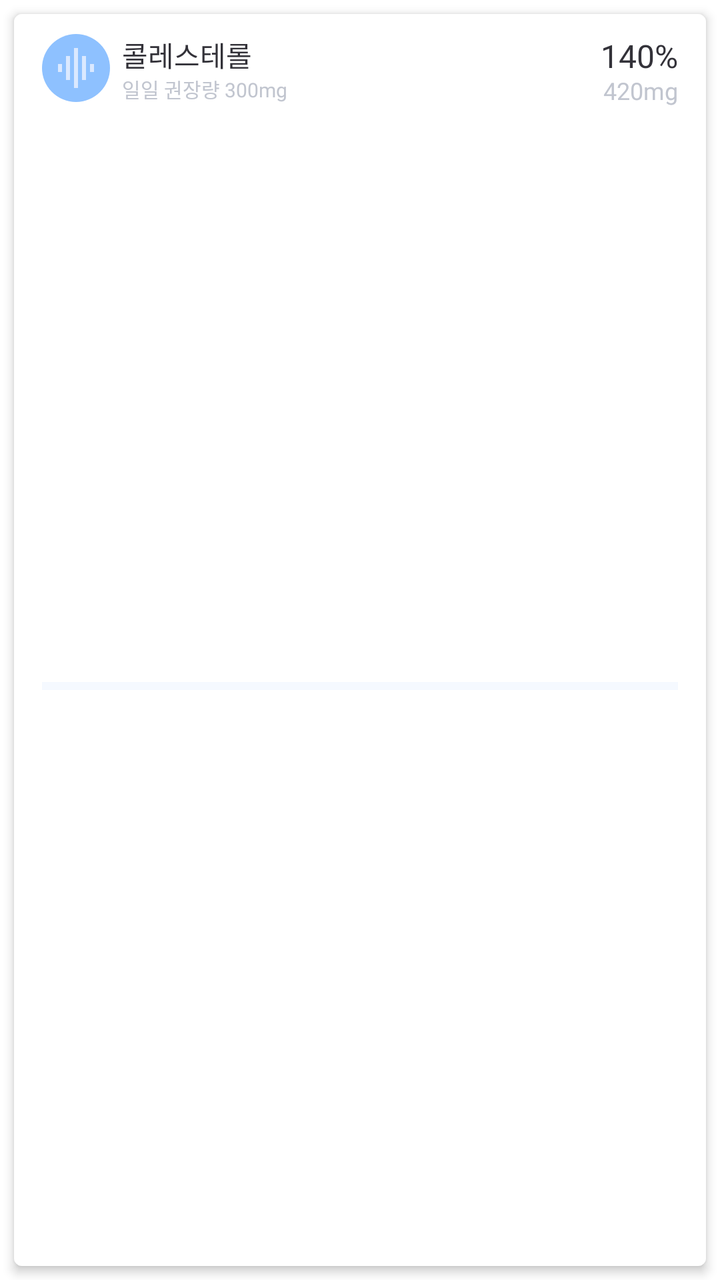
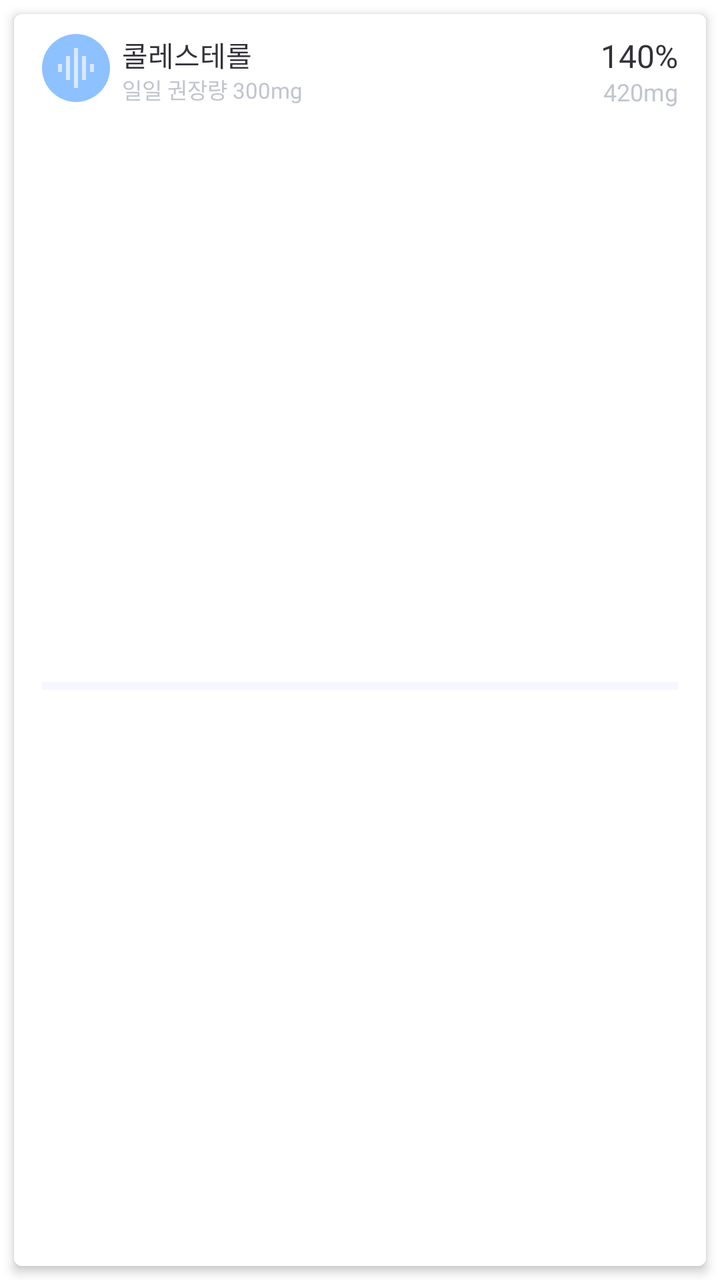

Screens rendered from an Android XML layout before and after an edit, with the pre-edit source and the edit as a unified diff.
<!-- AndroidManifest.xml: application theme Theme.BeYourEyes -->
<!-- res/layout/custom_intake_bar.xml -->
<?xml version="1.0" encoding="utf-8"?>
<androidx.constraintlayout.widget.ConstraintLayout xmlns:android="http://schemas.android.com/apk/res/android"
    xmlns:app="http://schemas.android.com/apk/res-auto"
    xmlns:tools="http://schemas.android.com/tools"
    android:id="@+id/intakeBarBg"
    android:layout_width="match_parent"
    android:layout_height="wrap_content"
>


    <androidx.constraintlayout.widget.ConstraintLayout
        android:layout_width="match_parent"
        android:layout_height="match_parent"
        android:layout_margin="7dp"
        android:background="@drawable/bg_white_rds_4"
        android:elevation="3dp"
        android:paddingHorizontal="14dp"
        android:paddingVertical="10dp"
        app:layout_constraintBottom_toBottomOf="parent"
        app:layout_constraintEnd_toEndOf="parent"
        app:layout_constraintStart_toStartOf="parent"
        app:layout_constraintTop_toTopOf="parent">


        <ImageView
            android:id="@+id/symbol"
            android:layout_width="34dp"
            android:layout_height="34dp"
            android:contentDescription=""
            android:src="@drawable/ic_intake_normal_34"
            app:layout_constraintStart_toStartOf="parent"
            app:layout_constraintTop_toTopOf="parent"
            app:srcCompat="@drawable/ic_intake_normal_34" />

        <TextView
            android:id="@+id/nutriLabel"
            android:layout_width="wrap_content"
            android:layout_height="wrap_content"
            android:layout_marginStart="6dp"
            android:fontFamily="@font/wanted_sans_semi_bold"
            android:text="콜레스테롤"
            android:textColor="@color/gray_950"
            android:textSize="14sp"
            app:layout_constraintStart_toEndOf="@+id/symbol"
            app:layout_constraintTop_toTopOf="parent" />

        <TextView
            android:id="@+id/percentValue"
            android:layout_width="wrap_content"
            android:layout_height="wrap_content"
            android:fontFamily="@font/wanted_sans_bold"
            android:text="140%"
            android:textColor="@color/gray_950"
            android:textSize="16sp"
            app:layout_constraintEnd_toEndOf="parent"
            app:layout_constraintHorizontal_bias="1.0"
            app:layout_constraintStart_toEndOf="@+id/nutriLabel"
            app:layout_constraintTop_toTopOf="parent" />

        <TextView
            android:id="@+id/massValue"
            android:layout_width="wrap_content"
            android:layout_height="wrap_content"
            android:fontFamily="@font/wanted_sans_bold"
            android:text="420mg"
            android:textColor="@color/gray_300"
            android:textSize="12sp"
            app:layout_constraintBottom_toBottomOf="@+id/dailyValue"
            app:layout_constraintEnd_toEndOf="parent"
            app:layout_constraintHorizontal_bias="1.0"
            app:layout_constraintStart_toEndOf="@+id/dailyValue"
            app:layout_constraintTop_toBottomOf="@+id/percentValue" />

        <TextView
            android:id="@+id/dailyValue"
            android:layout_width="wrap_content"
            android:layout_height="wrap_content"
            android:fontFamily="@font/wanted_sans_semi_bold"
            android:text="일일 권장량 300mg"
            android:textColor="@color/gray_300"
            android:textSize="10sp"
            app:layout_constraintBottom_toBottomOf="@+id/symbol"
            app:layout_constraintStart_toStartOf="@+id/nutriLabel"
            app:layout_constraintTop_toBottomOf="@id/nutriLabel" />

        <ProgressBar
            android:id="@+id/progressBar"
            style="?android:attr/progressBarStyleHorizontal"
            android:layout_width="0dp"
            android:layout_height="4dp"
            android:layout_marginTop="12dp"
            android:progressBackgroundTint="@color/blue_100"
            android:progressTint="@color/blue_700"
            app:layout_constraintBottom_toBottomOf="parent"
            app:layout_constraintEnd_toEndOf="parent"
            app:layout_constraintStart_toStartOf="parent"
            app:layout_constraintTop_toBottomOf="@+id/symbol" />

    </androidx.constraintlayout.widget.ConstraintLayout>
</androidx.constraintlayout.widget.ConstraintLayout>
<!-- resources referenced by this layout -->
<resources>
  <color name="blue_100">#D9E9FF</color>
  <color name="blue_700">#1543E0</color>
  <color name="gray_300">#C1C5CF</color>
  <color name="gray_950">#333239</color>
  <!-- drawable bg_white_rds_4 (drawable) -->
  <?xml version="1.0" encoding="utf-8"?>
  <shape
      xmlns:android="http://schemas.android.com/apk/res/android"
      android:shape="rectangle">
      <solid android:color="@color/white" />
      <corners android:radius="4dp" />
  </shape>
  <!-- drawable ic_intake_normal_34 (drawable) -->
  <vector xmlns:android="http://schemas.android.com/apk/res/android"
      android:width="34dp"
      android:height="34dp"
      android:viewportWidth="34"
      android:viewportHeight="34">
    <path
        android:pathData="M17,0L17,0A17,17 0,0 1,34 17L34,17A17,17 0,0 1,17 34L17,34A17,17 0,0 1,0 17L0,17A17,17 0,0 1,17 0z"
        android:fillColor="#8EC1FF"/>
    <group>
      <clip-path
          android:pathData="M5,5h24v24h-24z"/>
      <path
          android:pathData="M12,23H14V11H12V23ZM16,27H18V7H16V27ZM8,19H10V15H8V19ZM20,23H22V11H20V23ZM24,15V19H26V15H24Z"
          android:fillColor="#DAE9FF"/>
    </group>
  </vector>
  <style name="Theme.BeYourEyes" parent="Theme.MaterialComponents.Light.NoActionBar">
          
          <item name="colorPrimary">@color/blue_500</item>
          <item name="colorPrimaryVariant">@color/blue_700</item>
          <item name="colorOnPrimary">@color/white</item>
          
          <item name="colorSecondary">@color/teal_200</item>
          <item name="colorSecondaryVariant">@color/teal_700</item>
          <item name="colorOnSecondary">@color/black</item>
          
          <item name="android:statusBarColor">@color/gray_50</item>
          <item name="android:windowLightStatusBar">true</item>
          <item name="android:navigationBarColor">@color/gray_50</item>
          
          <item name="chipStyle">@style/TextChipStyle</item>
      </style>
  <color name="white">#FFFFFFFF</color>
  <color name="blue_500">#3379FE</color>
  <color name="teal_200">#FF03DAC5</color>
  <color name="teal_700">#FF018786</color>
  <color name="black">#FF000000</color>
  <color name="gray_50">#F6F7F8</color>
  <style name="TextChipStyle" parent="Widget.MaterialComponents.Chip.Choice">
          <item name="chipCornerRadius">10dp</item>
          <item name="chipMinHeight">58dp</item>
          <item name="chipBackgroundColor">@color/chip_bg_color</item>
          <item name="android:textColor">@color/chip_text_color</item>
          <item name="chipStrokeColor">@color/chip_stroke_color</item>
          <item name="chipStrokeWidth">2dp</item>
          <item name="android:textAlignment">center</item>
          <item name="fontFamily">@font/wanted_sans_semi_bold</item>
          <item name="android:textSize">16sp</item>
          <item name="android:paddingTop">14dp</item>
          <item name="android:paddingBottom">14dp</item>
      </style>
</resources>

<!-- the commit's change to res/layout/custom_intake_bar.xml (unified diff, before → after) -->
@@ -12,7 +12,7 @@
         android:layout_width="match_parent"
         android:layout_height="match_parent"
         android:layout_margin="7dp"
-        android:background="@drawable/bg_white_rds_4"
+        android:background="@drawable/shape_background_white_4"
         android:elevation="3dp"
         android:paddingHorizontal="14dp"
         android:paddingVertical="10dp"
@@ -26,7 +26,6 @@
             android:id="@+id/symbol"
             android:layout_width="34dp"
             android:layout_height="34dp"
-            android:contentDescription=""
             android:src="@drawable/ic_intake_normal_34"
             app:layout_constraintStart_toStartOf="parent"
             app:layout_constraintTop_toTopOf="parent"
@@ -38,7 +37,7 @@
             android:layout_height="wrap_content"
             android:layout_marginStart="6dp"
             android:fontFamily="@font/wanted_sans_semi_bold"
-            android:text="콜레스테롤"
+            android:text="@string/nutri_chole"
             android:textColor="@color/gray_950"
             android:textSize="14sp"
             app:layout_constraintStart_toEndOf="@+id/symbol"
@@ -49,7 +48,7 @@
             android:layout_width="wrap_content"
             android:layout_height="wrap_content"
             android:fontFamily="@font/wanted_sans_bold"
-            android:text="140%"
+            android:text="@string/tmp_intake_bar_percent_value"
             android:textColor="@color/gray_950"
             android:textSize="16sp"
             app:layout_constraintEnd_toEndOf="parent"
@@ -62,7 +61,7 @@
             android:layout_width="wrap_content"
             android:layout_height="wrap_content"
             android:fontFamily="@font/wanted_sans_bold"
-            android:text="420mg"
+            android:text="@string/tmp_intake_bar_mg_value"
             android:textColor="@color/gray_300"
             android:textSize="12sp"
             app:layout_constraintBottom_toBottomOf="@+id/dailyValue"
@@ -76,9 +75,9 @@
             android:layout_width="wrap_content"
             android:layout_height="wrap_content"
             android:fontFamily="@font/wanted_sans_semi_bold"
-            android:text="일일 권장량 300mg"
+            android:text="@string/tmp_intake_bar_daily_value"
             android:textColor="@color/gray_300"
-            android:textSize="10sp"
+            android:textSize="11sp"
             app:layout_constraintBottom_toBottomOf="@+id/symbol"
             app:layout_constraintStart_toStartOf="@+id/nutriLabel"
             app:layout_constraintTop_toBottomOf="@id/nutriLabel" />
<!-- resource entries referenced after the edit -->
@@ -4,14 +4,6 @@
   <color name="blue_700">#1543E0</color>
   <color name="gray_300">#C1C5CF</color>
   <color name="gray_950">#333239</color>
-  <!-- drawable bg_white_rds_4 (drawable) -->
-  <?xml version="1.0" encoding="utf-8"?>
-  <shape
-      xmlns:android="http://schemas.android.com/apk/res/android"
-      android:shape="rectangle">
-      <solid android:color="@color/white" />
-      <corners android:radius="4dp" />
-  </shape>
   <!-- drawable ic_intake_normal_34 (drawable) -->
   <vector xmlns:android="http://schemas.android.com/apk/res/android"
       android:width="34dp"
@@ -29,6 +21,18 @@
           android:fillColor="#DAE9FF"/>
     </group>
   </vector>
+  <!-- drawable shape_background_white_4 (drawable) -->
+  <?xml version="1.0" encoding="utf-8"?>
+  <shape
+      xmlns:android="http://schemas.android.com/apk/res/android"
+      android:shape="rectangle">
+      <solid android:color="@color/white" />
+      <corners android:radius="4dp" />
+  </shape>
+  <string name="nutri_chole">콜레스테롤</string>
+  <string name="tmp_intake_bar_daily_value">일일 권장량 300mg</string>
+  <string name="tmp_intake_bar_mg_value">420mg</string>
+  <string name="tmp_intake_bar_percent_value">140%</string>
   <style name="Theme.BeYourEyes" parent="Theme.MaterialComponents.Light.NoActionBar">
           
           <item name="colorPrimary">@color/blue_500</item>
